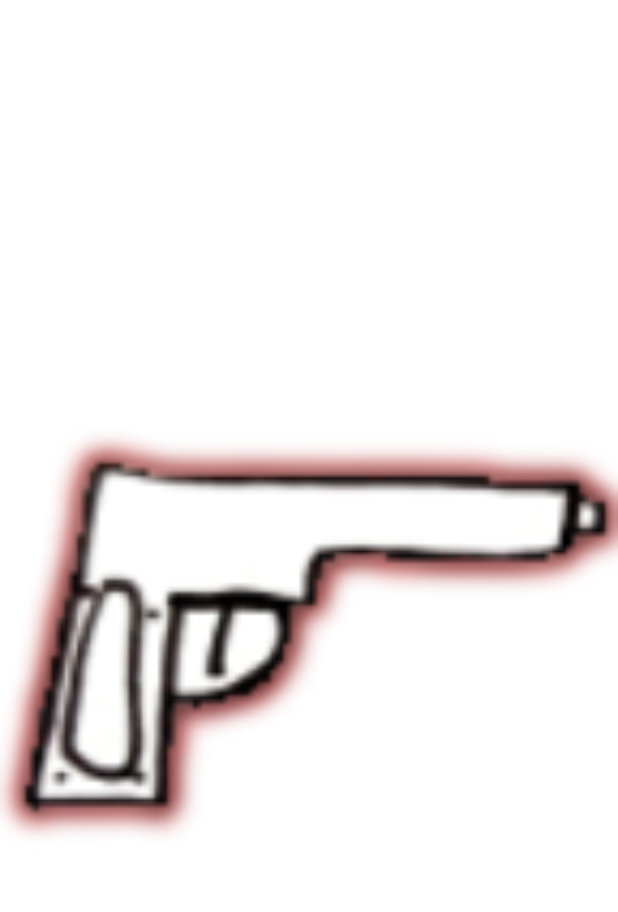
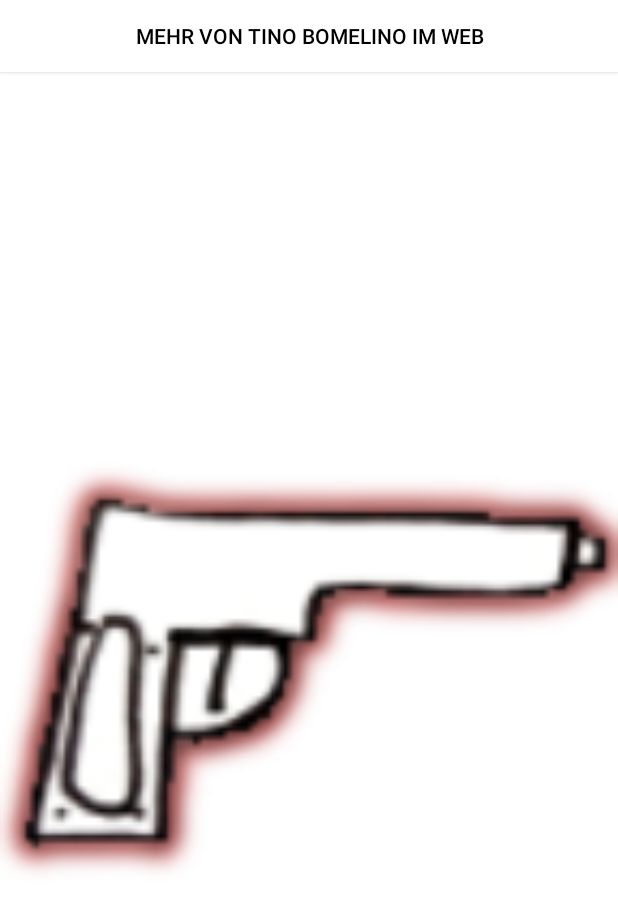
Before and after one commit to no-go/PsychologischePistole, an Android app: the screen it shows after launch (FaceActivity), on a phone screen of 412 x 824 dp. Shown: the top 912 px of the screen. Run offline under Robolectric (Android 15) with nearby library versions, the phone set to English and light mode, and no system bars.

Commit message:
Link Bomelino.de eingebaut

```diff
--- a/app/build.gradle
+++ b/app/build.gradle
@@ -7,8 +7,8 @@ android {
         applicationId "click.dummer.psychologischepistole"
         minSdkVersion 16
         targetSdkVersion 22
-        versionCode 10
-        versionName "1.0"
+        versionCode 11
+        versionName "1.1"
     }
     buildTypes {
         release {
--- a/app/src/main/java/click/dummer/psychologischepistole/FaceActivity.java
+++ b/app/src/main/java/click/dummer/psychologischepistole/FaceActivity.java
@@ -2,8 +2,10 @@ package click.dummer.psychologischepistole;
 
 import android.app.Activity;
 import android.app.Service;
+import android.content.Intent;
 import android.graphics.Bitmap;
 import android.graphics.BitmapFactory;
+import android.graphics.Color;
 import android.hardware.Sensor;
 import android.hardware.SensorEvent;
 import android.hardware.SensorEventListener;
@@ -14,6 +16,7 @@ import android.os.Build;
 import android.os.Bundle;
 import android.os.Environment;
 import android.view.View;
+import android.widget.Button;
 import android.widget.ImageView;
 import android.widget.Toast;
 
@@ -25,27 +28,30 @@ import java.util.ArrayList;
 
 public class FaceActivity extends Activity implements SensorEventListener {
     public static String PACKAGE_NAME;
+    public static String LINKURL = "http://bomelino.de/?what=pistoleApp";
 
     SensorManager sensorManager;
     Sensor sensor;
+    boolean fulls = false;
 
     MediaPlayer mp;
 
     ImageView imageView;
+    Button btn;
     ArrayList<Bitmap> bitmaps;
     String[] bitmapNames = {"pengimg.jpg", "normal.jpg"};
     String mp3Name = "peng.mp3";
-    int[] forces = {0, 40, 60};
+    int[] forces = {0, 40, 50};
 
     @Override
     protected void onCreate(Bundle savedInstanceState) {
         super.onCreate(savedInstanceState);
         PACKAGE_NAME = this.getPackageName();
         setContentView(R.layout.face);
+        btn = (Button) findViewById(R.id.button);
         imageView = (ImageView) findViewById(R.id.imageView);
         sensorManager = (SensorManager) getSystemService(Service.SENSOR_SERVICE);
         sensor = sensorManager.getDefaultSensor(Sensor.TYPE_ACCELEROMETER);
-
 
         String path = makeDir();
         if(path != null) {
@@ -62,7 +68,7 @@ public class FaceActivity extends Activity implements SensorEventListener {
         } catch (IOException e) {
             e.printStackTrace();
         }
-        toggleFullscreen();
+        toFullscreen();
     }
 
     private String makeDir() {
@@ -147,18 +153,34 @@ public class FaceActivity extends Activity implements SensorEventListener {
     private void setBackgrounds() {
         int pixel = bitmaps.get(0).getPixel(0,0);
         imageView.setBackgroundColor(pixel);
+        btn.setBackgroundColor(pixel);
+        btn.setTextColor(Color.rgb(255 - Color.red(pixel), 255 - Color.green(pixel), 255 - Color.blue(pixel)));
+    }
+
+    public void pengNow(View v) {
+        imageView.setImageBitmap(bitmaps.get(0));
+        if (!mp.isPlaying()) {
+            mp.start();
+        }
+    }
+
+    public void website(View v) {
+        Intent i = new Intent(Intent.ACTION_VIEW, Uri.parse(LINKURL));
+        startActivity(i);
     }
 
     @Override
     protected void onResume() {
         super.onResume();
         sensorManager.registerListener(this, sensor, SensorManager.SENSOR_DELAY_NORMAL);
+        toFullscreen();
     }
 
     @Override
     protected void onPause() {
         super.onPause();
         sensorManager.unregisterListener(this);
+        fulls = false;
     }
 
     @Override
@@ -168,17 +190,16 @@ public class FaceActivity extends Activity implements SensorEventListener {
         if (val < forces[1] && !mp.isPlaying()) {
             imageView.setImageBitmap(bitmaps.get(1));
         } else if (val < forces[2]) {
-            imageView.setImageBitmap(bitmaps.get(0));
-            if (!mp.isPlaying()) {
-                mp.start();
-            }
+            pengNow(new View(this));
         }
     }
 
     @Override
     public void onAccuracyChanged(Sensor sensor, int i) {}
 
-    public void toggleFullscreen() {
+
+    public void toFullscreen() {
+        if (!fulls) {
             int uiOptions = getWindow().getDecorView().getSystemUiVisibility();
             int newUiOptions = uiOptions;
 
@@ -195,5 +216,7 @@ public class FaceActivity extends Activity implements SensorEventListener {
             }
 
             getWindow().getDecorView().setSystemUiVisibility(newUiOptions);
+            fulls = true;
         }
     }
+}
--- a/app/src/main/res/layout/face.xml
+++ b/app/src/main/res/layout/face.xml
@@ -6,11 +6,19 @@
     android:keepScreenOn="true"
     android:layout_height="match_parent">
 
+    <Button
+        android:id="@+id/button"
+        android:layout_width="match_parent"
+        android:layout_height="wrap_content"
+        android:onClick="website"
+        android:text="@string/toWebsite" />
+
     <ImageView
         android:layout_width="match_parent"
         android:layout_height="match_parent"
         android:id="@+id/imageView"
         android:scaleType="fitCenter"
+        android:onClick="pengNow"
         android:src="@drawable/ic_launcher" />
 
 </LinearLayout>
--- a/app/src/main/res/values/strings.xml
+++ b/app/src/main/res/values/strings.xml
@@ -1,4 +1,5 @@
 <resources>
     <string name="app_name">Psychologische Pistole</string>
     <string name="fileErr">File access error</string>
+    <string name="toWebsite">Mehr von Tino Bomelino im Web</string>
 </resources>
```
Also changed, not shown: 1 other file. Lines whose indentation alone changed are shown as unchanged.
